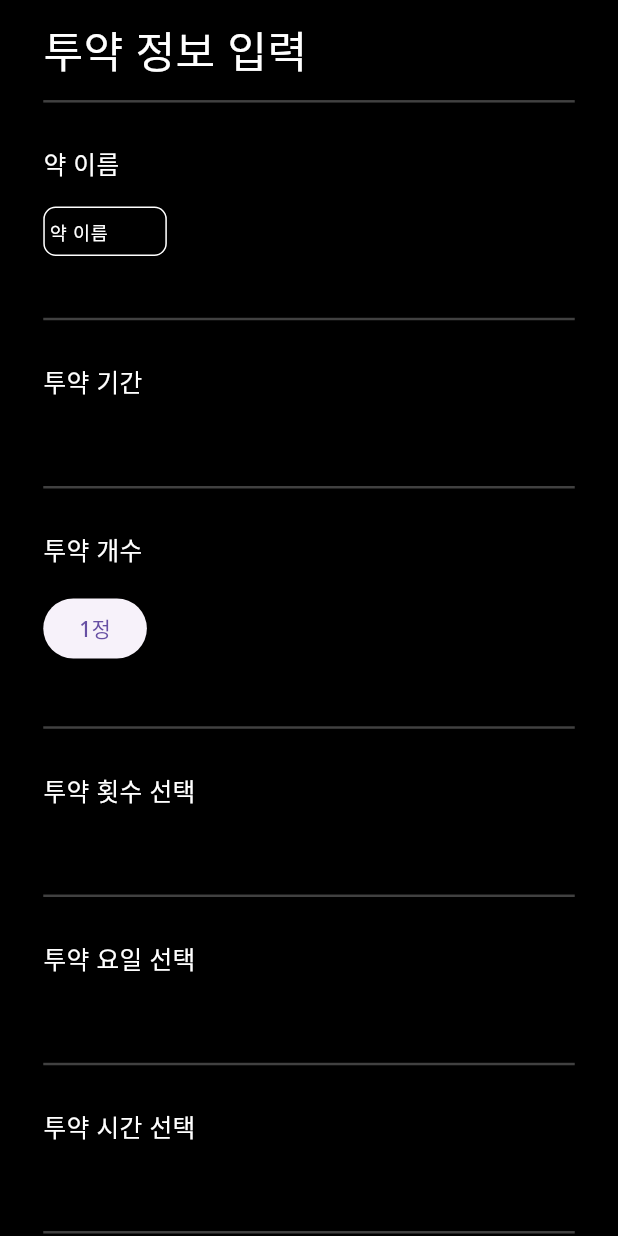
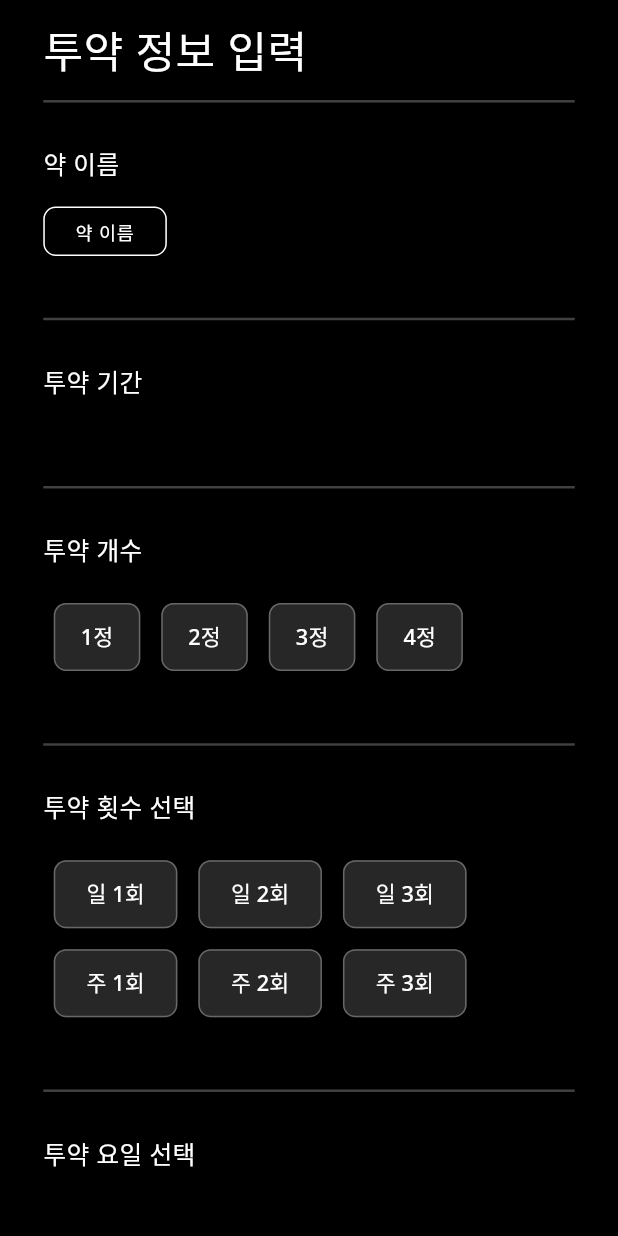
Before and after one commit to jongse7/yaksisi, a Flutter app: the ScheduleWrite screen opened directly, on a phone screen of 412 x 824 dp. Run offline on Flutter 3.47's test engine with Material 3 defaults, Android fonts, the phone set to English and light mode, and no system bars; drawn by our look-alikes of custom_radio_grouped_button; our stand-ins replace image_picker, table_calendar.

```diff
--- /dev/null
+++ b/lib/coponent/group_button.dart
@@ -0,0 +1,39 @@
+import 'package:custom_radio_grouped_button/custom_radio_grouped_button.dart';
+import 'package:flutter/material.dart';
+
+
+class GroupButton extends StatelessWidget {
+  final List<String> buttonLables;
+  final List<int> buttonValues;
+  const GroupButton({required this.buttonLables, required this.buttonValues, super.key});
+
+  @override
+  Widget build(BuildContext context) {
+    double width = MediaQuery.of(context).size.width;
+    double height = MediaQuery.of(context).size.height;
+    return CustomRadioButton(
+      width: buttonLables[0].length >= 4 ? width * 0.2: buttonLables[0].length*width * 0.07,
+      height: height * 0.055,
+      spacing: width * 0.008,
+      elevation: 0,
+      enableShape: true,
+      shapeRadius: width * 0.02,
+      unSelectedColor: Color(0xff272727),
+      buttonLables: buttonLables,
+      buttonValues: buttonValues,
+      buttonTextStyle: ButtonTextStyle(
+        selectedColor: Colors.black,
+        unSelectedColor: Colors.white,
+        textStyle: TextStyle(
+          fontSize: width * 0.035,
+        ),
+      ),
+      radioButtonValue: (value) {
+        print(value);
+      },
+      selectedColor: Color(0xff11CE24),
+      selectedBorderColor: Colors.black,
+      unSelectedBorderColor: Color(0xff676767),
+    );
+  }
+}
--- a/lib/coponent/pill_name_textfield.dart
+++ b/lib/coponent/pill_name_textfield.dart
@@ -22,7 +22,7 @@ class PillNameTextField extends StatelessWidget {
       child: TextField(
         showCursor: false,
         style: TextStyle(color: Colors.black),
-        textAlign: TextAlign.start,
+        textAlign: TextAlign.center,
         decoration: InputDecoration(
           contentPadding: EdgeInsets.zero,
           hintText: "약 이름",
--- a/lib/screen/calendar_screen.dart
+++ b/lib/screen/calendar_screen.dart
@@ -3,7 +3,6 @@
 import 'package:flutter/material.dart';
 import 'package:table_calendar/table_calendar.dart';
 import '../coponent/calendar.dart';
-import '../coponent/today_banner.dart';
 
 class CalendarScreen extends StatefulWidget {
   const CalendarScreen({super.key});
--- a/lib/screen/schedule_write.dart
+++ b/lib/screen/schedule_write.dart
@@ -1,5 +1,6 @@
+import 'package:custom_radio_grouped_button/custom_radio_grouped_button.dart';
 import 'package:flutter/material.dart';
-
+import '../coponent/group_button.dart';
 import '../coponent/pill_name_textfield.dart';
 
 class ScheduleWrite extends StatefulWidget {
@@ -187,15 +188,18 @@ class VariousOfPills extends StatelessWidget {
 
   @override
   Widget build(BuildContext context) {
+    List<String> buttonLables = ['1정', '2정', '3정', '4정'];
+    List<int> buttonValues = [1, 2, 3, 4];
     double width = MediaQuery.of(context).size.width;
     double height = MediaQuery.of(context).size.height;
+
     return _Frame(
       contentTitle: "투약 개수",
       middleContent: Row(
         children: [
-          ElevatedButton(
-            onPressed: () {},
-            child: Text('1정'),
+          GroupButton(
+            buttonLables: buttonLables,
+            buttonValues: buttonValues,
           ),
         ],
       ),
@@ -209,9 +213,25 @@ class _SelectPillNumber extends StatelessWidget {
 
   @override
   Widget build(BuildContext context) {
+    List<String> dayNumder = ['일 1회', '일 2회', '일 3회'];
+    List<int> dayValue = [1, 2, 3];
+    List<String> weekNumder = ['주 1회', '주 2회', '주 3회'];
+    List<int> weekValue = [1, 2, 3];
+
     return _Frame(
       contentTitle: "투약 횟수 선택",
-      middleContent: Container(),
+      middleContent: Column(
+        children: [
+          GroupButton(
+            buttonLables: dayNumder,
+            buttonValues: dayValue,
+          ),
+          GroupButton(
+            buttonLables: weekNumder,
+            buttonValues: weekValue,
+          ),
+        ],
+      ),
     );
   }
 }
--- a/pubspec.yaml
+++ b/pubspec.yaml
@@ -42,6 +42,7 @@ dependencies:
   path_provider: ^2.0.0
   path: ^1.8.3
   image_picker: ^1.0.4
+  custom_radio_grouped_button: ^2.2.1
 
 dev_dependencies:
   flutter_test:
```
Also changed, not shown: lib/coponent/today_banner.dart (deleted, +0 -33 lines), pubspec.lock.
